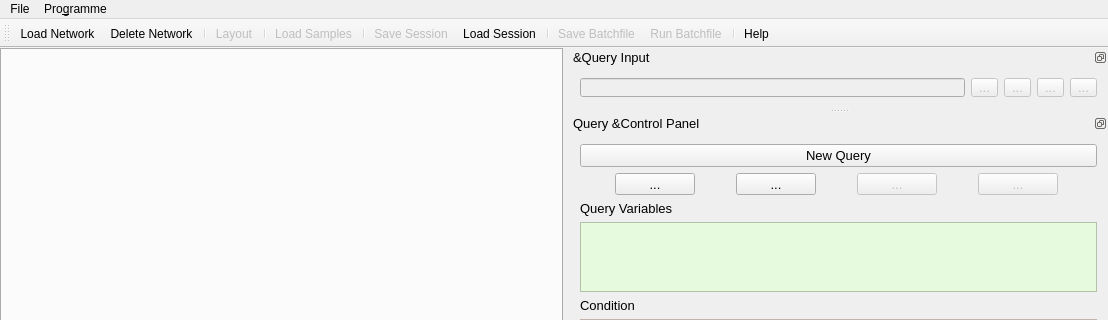
The window that gui/mainwindow.ui (unisb-bioinf/causaltrail) describes before a commit, drawn with Qt 5; both pictures show x 0 to 1108 and y 0 to 320 of the 1108 by 896 pixel window.
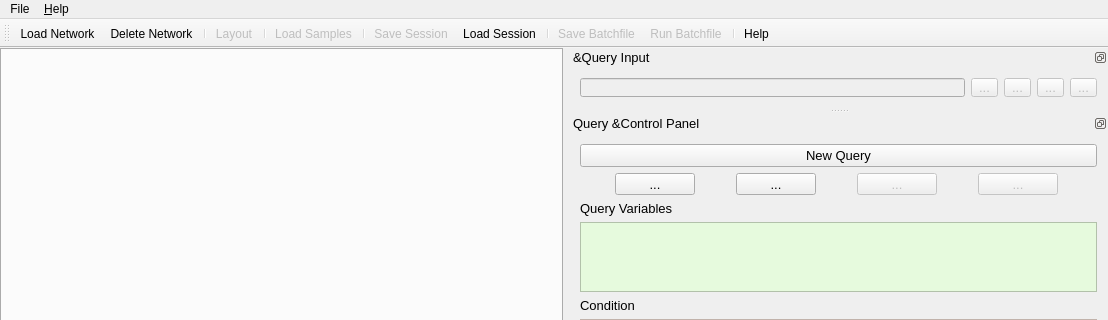
The same window after the commit. Icons and pictures are not drawn. Custom widgets are drawn as their Qt base class.

Diff of the .ui file:
```diff
--- a/gui/mainwindow.ui
+++ b/gui/mainwindow.ui
@@ -83,7 +83,7 @@
    </property>
    <widget class="QMenu" name="menuProgram">
     <property name="title">
-     <string>Pro&amp;gramme</string>
+     <string>&amp;Help</string>
     </property>
     <addaction name="actionAbout"/>
     <addaction name="actionClose"/>
```
Left out of the diff: 21 changed lines with no effect on the pictures.
